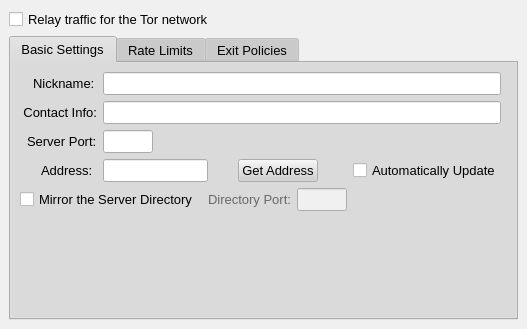
First picture: the form in src/gui/config/serverpage.ui, repository a-ilin/vidalia, before the edit.
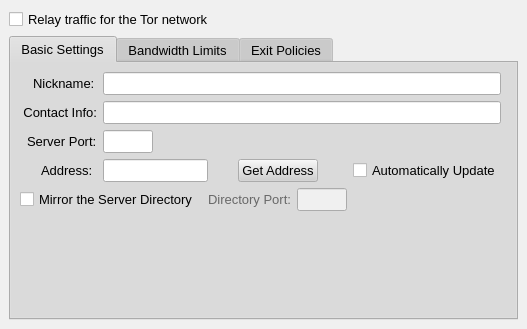
Second picture: the form after the edit. Icons and pictures are not drawn.

Commit message:
Make "Rate Limits" say "Bandwidth Limits" instead.
svn:r1300

What changed in the file:
```diff
--- a/src/gui/config/serverpage.ui
+++ b/src/gui/config/serverpage.ui
@@ -680,7 +680,7 @@
         </widget>
         <widget class="QWidget" name="RateLimits" >
          <attribute name="title" >
-          <string>Rate Limits</string>
+          <string>Bandwidth Limits</string>
          </attribute>
          <layout class="QVBoxLayout" >
           <property name="margin" >
```
Left out of the diff: 2 changed lines with no effect on the pictures.
